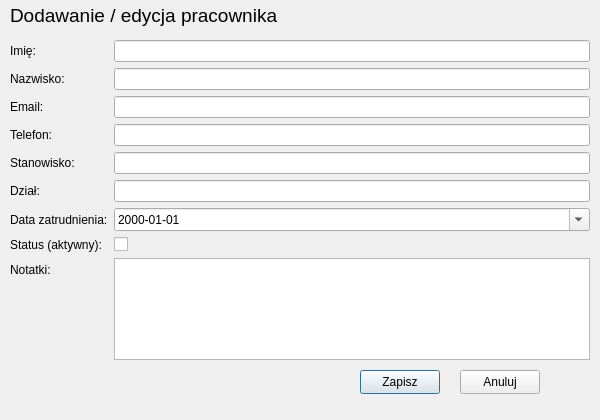
Above: src/ui/employeedialog.ui from LukasZaw/company-manager-qt before the change. Below: the same form after it.
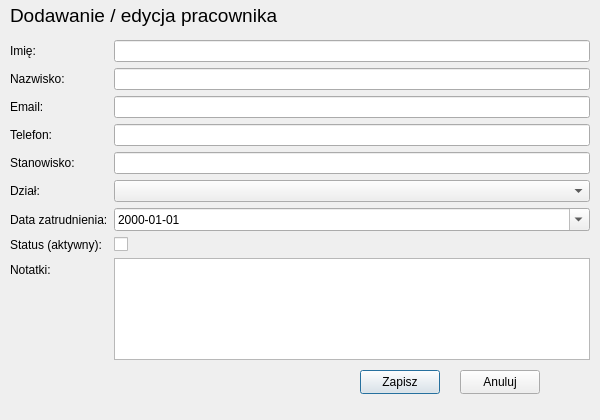
That is the form after the change.

Commit message: feat: add departments and integrate with employees

Patch:
```diff
--- a/src/ui/employeedialog.ui
+++ b/src/ui/employeedialog.ui
@@ -99,7 +99,7 @@
      </widget>
     </item>
     <item row="5" column="1">
-     <widget class="QLineEdit" name="departmentEdit"/>
+        <widget class="QComboBox" name="departmentComboBox"/>
     </item>
     <item row="6" column="0">
      <widget class="QLabel" name="label_hiredate">
```
The commit also changes 10 other files.
